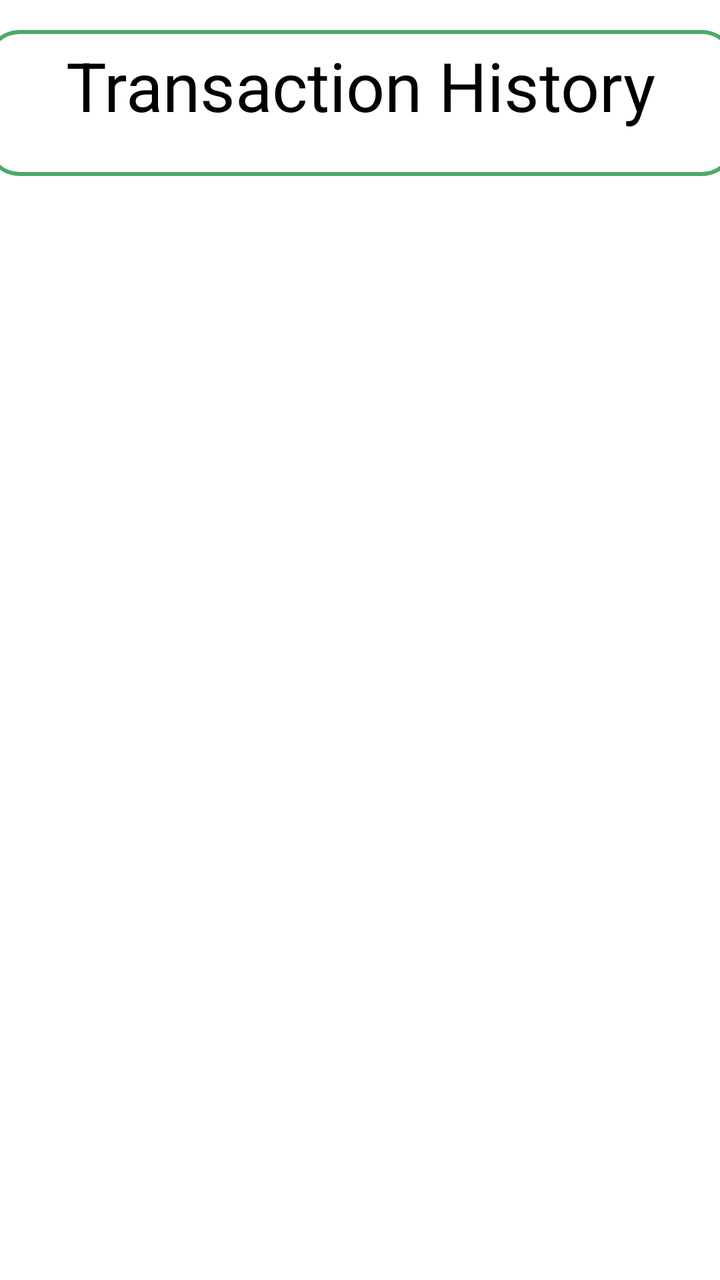
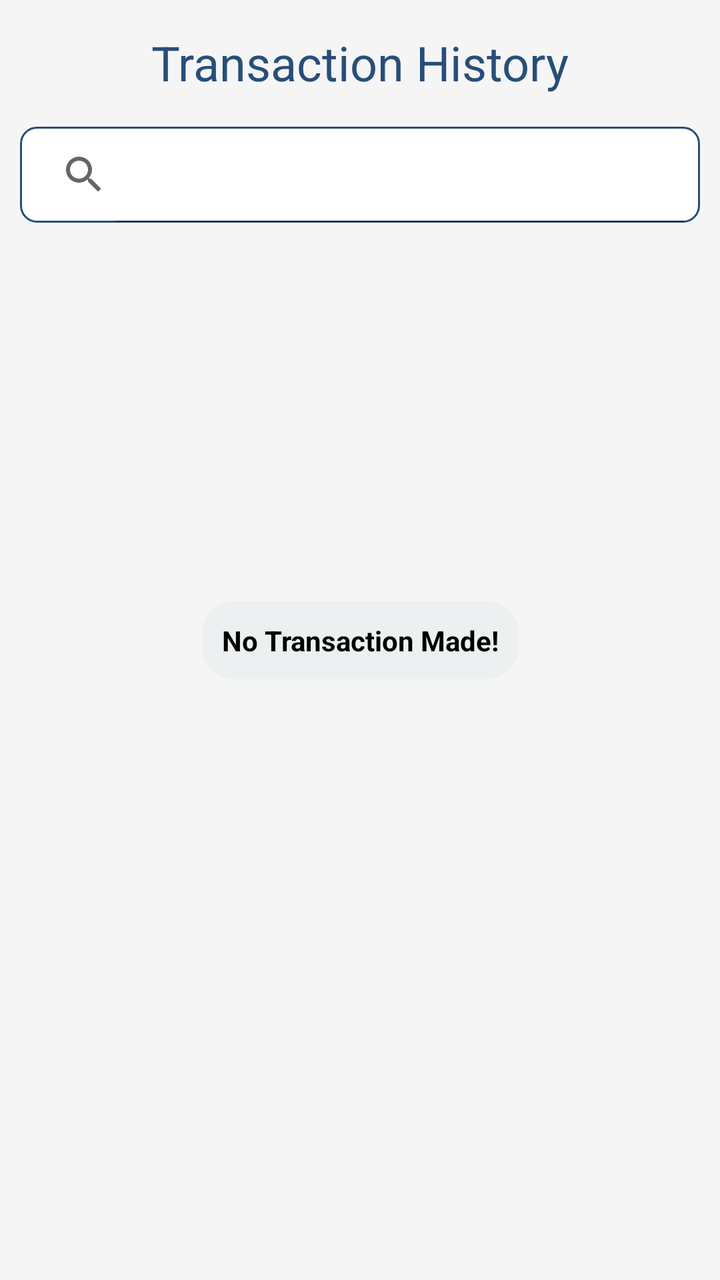

The first picture is an Android layout as it rendered before a commit; the second is the same layout after the commit. The layout source and the unified diff follow.
<!-- AndroidManifest.xml: application theme Theme.ApnaBank -->
<!-- res/layout/activity_transaction_details.xml -->
<?xml version="1.0" encoding="utf-8"?>
<androidx.constraintlayout.widget.ConstraintLayout xmlns:android="http://schemas.android.com/apk/res/android"
    xmlns:app="http://schemas.android.com/apk/res-auto"
    xmlns:tools="http://schemas.android.com/tools"
    android:layout_width="match_parent"
    android:layout_height="match_parent"
    android:background="@color/white"
    tools:context=".TransactionDetails">

    <TextView
        android:id="@+id/textView"
        style="@style/textViewStyle"
        android:layout_width="376dp"
        android:layout_height="73dp"
        android:layout_marginTop="15dp"
        android:background="@drawable/bg_text"
        android:gravity="center_horizontal"
        android:padding="5dp"
        android:text="@string/transactionList"
        android:textColor="@color/black"
        app:layout_constraintEnd_toEndOf="parent"
        app:layout_constraintStart_toStartOf="parent"
        app:layout_constraintTop_toTopOf="parent" />

    <androidx.recyclerview.widget.RecyclerView
        android:id="@+id/transactionRV"
        android:layout_width="match_parent"
        android:layout_height="match_parent"
        android:layout_marginTop="110dp"
        android:paddingLeft="5dp"
        android:paddingRight="5dp"
        app:layout_constraintBottom_toTopOf="parent"
        app:layout_constraintEnd_toEndOf="parent"
        app:layout_constraintStart_toStartOf="parent"
        app:layout_constraintTop_toBottomOf="@+id/textView"/>


</androidx.constraintlayout.widget.ConstraintLayout>
<!-- resources referenced by this layout -->
<resources>
  <color name="black">#FF000000</color>
  <color name="white">#FFFFFFFF</color>
  <!-- drawable bg_text (drawable) -->
  <?xml version="1.0" encoding="utf-8"?>
  <shape xmlns:android="http://schemas.android.com/apk/res/android"
      android:shape="rectangle">
      <stroke
          android:width="2dp"
          android:color="@color/list_item_bg" />
      <corners
          android:radius="50px"/>
  
  
  </shape>
  <string name="transactionList">Transaction History</string>
  <style name="textViewStyle">
          <item name="android:layout_width">wrap_content</item>
          <item name="android:layout_height">wrap_content</item>
          <item name="android:layout_marginTop">32dp</item>
          <item name="android:textSize">34sp</item>
      </style>
  <style name="Theme.ApnaBank" parent="Theme.MaterialComponents.DayNight.DarkActionBar">
          
          <item name="colorPrimary">@color/purple_500</item>
          <item name="colorPrimaryVariant">@color/purple_700</item>
          <item name="colorOnPrimary">@color/white</item>
          
          <item name="colorSecondary">@color/teal_200</item>
          <item name="colorSecondaryVariant">@color/teal_700</item>
          <item name="colorOnSecondary">@color/black</item>
          
          <item name="android:statusBarColor" tools:targetApi="l">?attr/colorPrimaryVariant</item>
          
      </style>
  <color name="list_item_bg">#4CAA6B</color>
  <color name="purple_500">#FF6200EE</color>
  <color name="purple_700">#FF3700B3</color>
  <color name="teal_200">#FF03DAC5</color>
  <color name="teal_700">#FF018786</color>
</resources>

<!-- the commit's change to res/layout/activity_transaction_details.xml (unified diff, before → after) -->
@@ -4,35 +4,65 @@
     xmlns:tools="http://schemas.android.com/tools"
     android:layout_width="match_parent"
     android:layout_height="match_parent"
-    android:background="@color/white"
-    tools:context=".TransactionDetails">
+    android:background="#F5F5F5"
+    tools:context=".TransactionDetailsActivity">
+
+    <TextView
+        android:id="@+id/noTransactionTextView"
+        android:layout_width="wrap_content"
+        android:layout_height="wrap_content"
+        android:gravity="center"
+        android:textColor="@color/black"
+        android:background="@drawable/heading_bg"
+        android:padding="10dp"
+        android:visibility="visible"
+        android:text="@string/noTransaction"
+        app:layout_constraintStart_toStartOf="parent"
+        app:layout_constraintEnd_toEndOf="parent"
+        app:layout_constraintTop_toTopOf="parent"
+        app:layout_constraintBottom_toBottomOf="parent"
+        android:textStyle="bold" />
 
     <TextView
         android:id="@+id/textView"
         style="@style/textViewStyle"
-        android:layout_width="376dp"
-        android:layout_height="73dp"
+        android:layout_width="wrap_content"
+        android:layout_height="wrap_content"
         android:layout_marginTop="15dp"
-        android:background="@drawable/bg_text"
-        android:gravity="center_horizontal"
-        android:padding="5dp"
         android:text="@string/transactionList"
-        android:textColor="@color/black"
+        android:textColor="#284E78"
         app:layout_constraintEnd_toEndOf="parent"
         app:layout_constraintStart_toStartOf="parent"
         app:layout_constraintTop_toTopOf="parent" />
+
+    <androidx.appcompat.widget.SearchView
+        android:id="@+id/searchView"
+        android:background="@drawable/edit_text_background"
+        android:layout_width="match_parent"
+        android:layout_height="wrap_content"
+        android:layout_marginTop="16dp"
+        android:layout_marginLeft="10dp"
+        android:layout_marginRight="10dp"
+        android:focusable="true"
+        android:focusableInTouchMode="true"
+        android:clickable="true"
+        app:iconifiedByDefault="false"
+        app:layout_constraintTop_toBottomOf="@+id/textView"
+        app:layout_constraintEnd_toEndOf="parent"
+        app:layout_constraintStart_toStartOf="parent"
+        android:queryHint="Search customers..." />
 
     <androidx.recyclerview.widget.RecyclerView
         android:id="@+id/transactionRV"
         android:layout_width="match_parent"
         android:layout_height="match_parent"
-        android:layout_marginTop="110dp"
+        android:layout_marginTop="130dp"
         android:paddingLeft="5dp"
         android:paddingRight="5dp"
-        app:layout_constraintBottom_toTopOf="parent"
+        app:layout_constraintBottom_toBottomOf="parent"
         app:layout_constraintEnd_toEndOf="parent"
         app:layout_constraintStart_toStartOf="parent"
-        app:layout_constraintTop_toBottomOf="@+id/textView"/>
+        app:layout_constraintTop_toBottomOf="@+id/searchView"/>
 
 
 </androidx.constraintlayout.widget.ConstraintLayout>
<!-- resource entries referenced after the edit -->
@@ -1,31 +1,38 @@
 <!-- resources referenced by this layout -->
 <resources>
-  <color name="black">#FF000000</color>
-  <color name="white">#FFFFFFFF</color>
-  <!-- drawable bg_text (drawable) -->
+  <color name="black">#000000</color>
+  <!-- drawable edit_text_background (drawable) -->
   <?xml version="1.0" encoding="utf-8"?>
-  <shape xmlns:android="http://schemas.android.com/apk/res/android"
-      android:shape="rectangle">
+  <shape xmlns:android="http://schemas.android.com/apk/res/android">
+      <solid android:color="#FFFFFF"/>
       <stroke
-          android:width="2dp"
-          android:color="@color/list_item_bg" />
-      <corners
-          android:radius="50px"/>
-  
-  
+          android:width="1dp"
+          android:color="#284E78"/>
+      <corners android:radius="8dp"/>
   </shape>
+  <!-- drawable heading_bg (drawable) -->
+  <shape xmlns:android="http://schemas.android.com/apk/res/android">
+      <solid android:color="#ECF0F1"/>
+      <corners android:radius="16dp"/>
+      <padding
+          android:left="8dp"
+          android:top="5dp"
+          android:right="8dp"
+          android:bottom="5dp"/>
+  </shape>
+  <string name="noTransaction">No Transaction Made!</string>
   <string name="transactionList">Transaction History</string>
   <style name="textViewStyle">
           <item name="android:layout_width">wrap_content</item>
           <item name="android:layout_height">wrap_content</item>
           <item name="android:layout_marginTop">32dp</item>
-          <item name="android:textSize">34sp</item>
+          <item name="android:textSize">24sp</item>
       </style>
   <style name="Theme.ApnaBank" parent="Theme.MaterialComponents.DayNight.DarkActionBar">
           
           <item name="colorPrimary">@color/purple_500</item>
           <item name="colorPrimaryVariant">@color/purple_700</item>
-          <item name="colorOnPrimary">@color/white</item>
+          <item name="colorOnPrimary">@color/black</item>
           
           <item name="colorSecondary">@color/teal_200</item>
           <item name="colorSecondaryVariant">@color/teal_700</item>
@@ -34,10 +41,9 @@
           <item name="android:statusBarColor" tools:targetApi="l">?attr/colorPrimaryVariant</item>
           
       </style>
-  <color name="list_item_bg">#4CAA6B</color>
   <color name="purple_500">#FF6200EE</color>
-  <color name="purple_700">#FF3700B3</color>
-  <color name="teal_200">#FF03DAC5</color>
+  <color name="purple_700">#3700B3</color>
+  <color name="teal_200">#03DAC5</color>
   <color name="teal_700">#FF018786</color>
 </resources>
 
